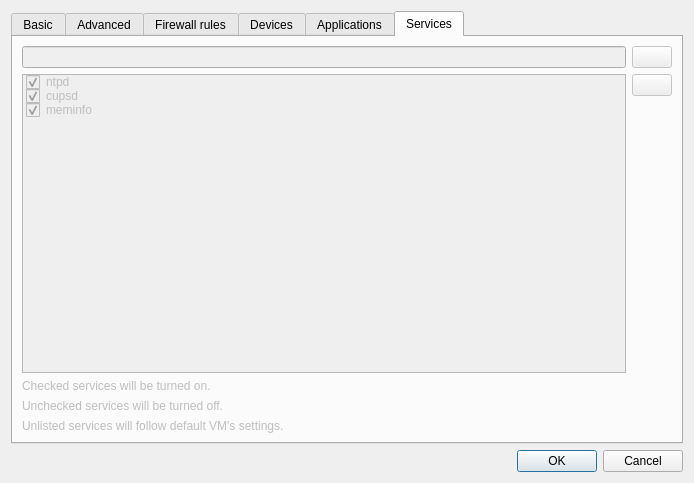
First picture: the form in settingsdlg.ui, repository QubesOS/qubes-manager, before the edit.
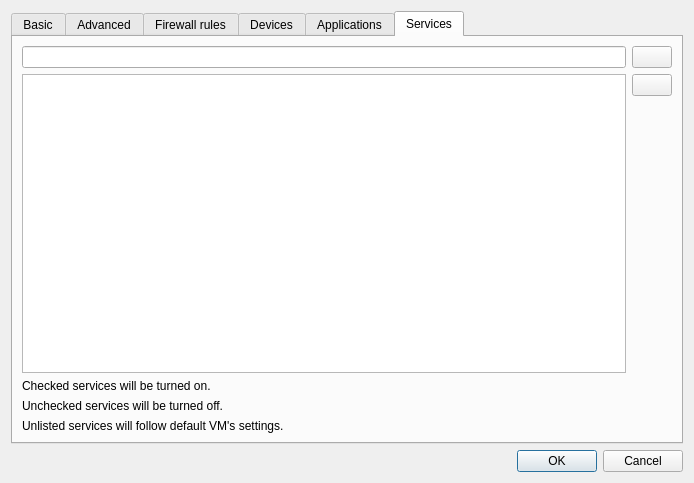
Second picture: the form after the edit. The open tabs and pages were chosen to show the change. Icons and pictures are not drawn.

Commit message: Services tab

The edit to the form file:
```diff
--- a/settingsdlg.ui
+++ b/settingsdlg.ui
@@ -748,7 +748,7 @@
        </widget>
        <widget class="QWidget" name="services_tab">
         <property name="enabled">
-         <bool>false</bool>
+         <bool>true</bool>
         </property>
         <attribute name="title">
          <string>Services</string>
@@ -775,32 +775,7 @@
           </widget>
          </item>
          <item row="4" column="0" rowspan="2">
-          <widget class="QListWidget" name="services_list">
-           <item>
-            <property name="text">
-             <string>ntpd</string>
-            </property>
-            <property name="checkState">
-             <enum>Checked</enum>
-            </property>
-           </item>
-           <item>
-            <property name="text">
-             <string>cupsd</string>
-            </property>
-            <property name="checkState">
-             <enum>Checked</enum>
-            </property>
-           </item>
-           <item>
-            <property name="text">
-             <string>meminfo</string>
-            </property>
-            <property name="checkState">
-             <enum>Checked</enum>
-            </property>
-           </item>
-          </widget>
+          <widget class="QListWidget" name="services_list"/>
          </item>
          <item row="6" column="0" colspan="2">
           <widget class="QLabel" name="label_7">
```
Left out of the diff: 8 changed lines with no effect on the pictures. The commit also changes 1 other file.
